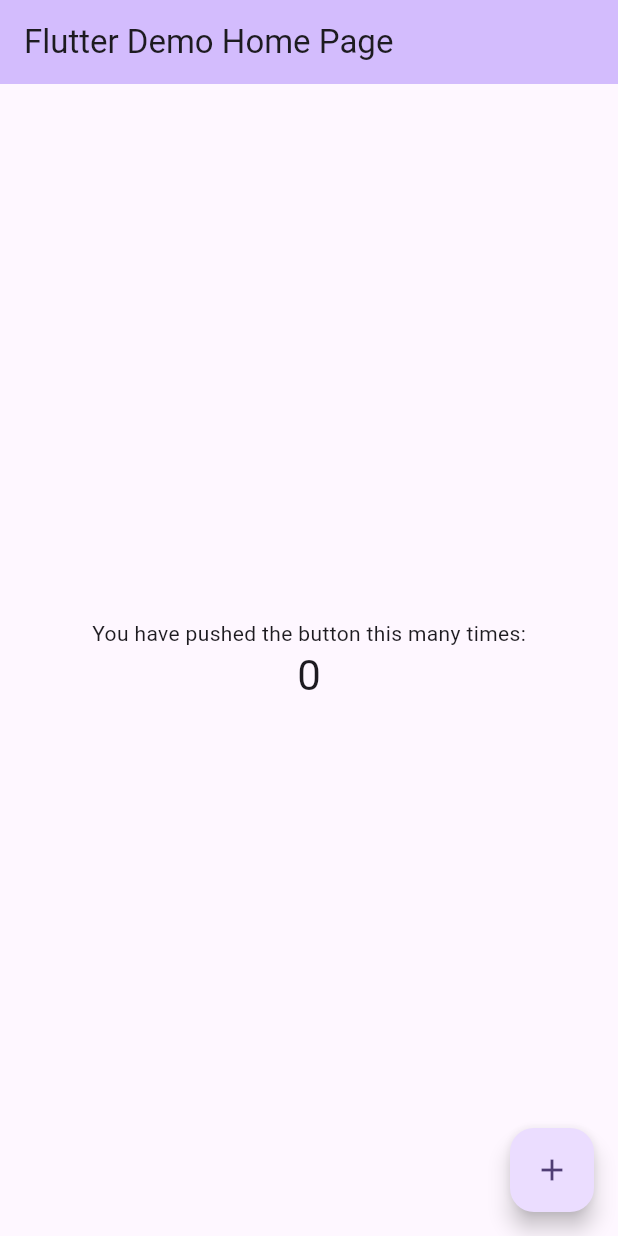
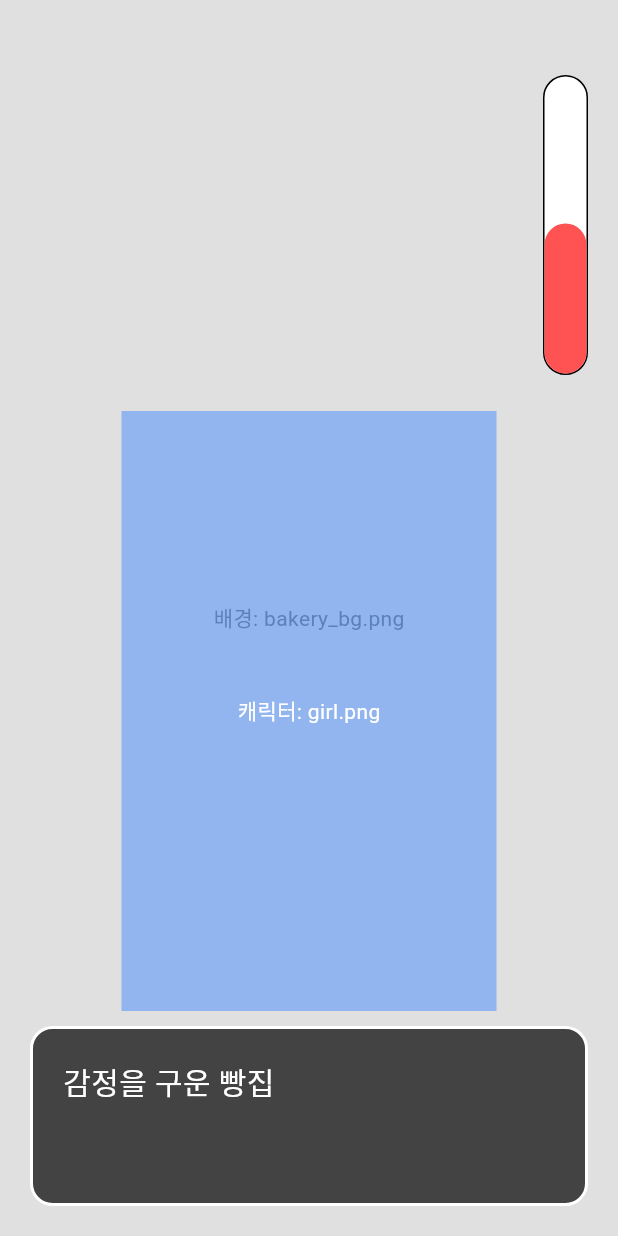
Before and after one commit to kanjunwon/emotional_bakery, a Flutter app: the screen it shows after launch, on a phone screen of 412 x 824 dp. Run offline on Flutter 3.47's test engine with Material 3 defaults, Android fonts, the light colour scheme and no system bars; Roboto replaces fonts that are missing (NanumGothic).

Commit message:
감정을 굽는 빵집 프로토타입

```diff
--- a/assets/data/story.json
+++ b/assets/data/story.json
@@ -4,6 +4,19 @@
     "text": "감정을 구운 빵집",
     "background": "bakery_bg.png",
     "character": "girl.png",
-    "next_id": "choice_1"
+    "next_id": "scene_01"
+  },
+  {
+    "id": "scene_01",
+    "text": "어느 날, 감정을 굽는 빵집에 한 소녀가 찾아왔어요. 빵집 주인이 말했죠.",
+    "background": "bakery_bg.png",
+    "character": "girl.png",
+    "next_id": "scene_02"
+  },
+  {
+    "id": "scene_02",
+    "text": "여긴 감정을 굽는 빵집이란다. 씨발련아, 빵 냄새 좋지?",
+    "background": "bakery_bg.png",
+    "character": "girl_smile.png"
   }
 ]
--- /dev/null
+++ b/devtools_options.yaml
@@ -0,0 +1,3 @@
+description: This file stores settings for Dart & Flutter DevTools.
+documentation: https://docs.flutter.dev/tools/devtools/extensions#configure-extension-enablement-states
+extensions:
--- a/lib/main.dart
+++ b/lib/main.dart
@@ -1,64 +1,161 @@
+// lib/main.dart
+
 import 'package:flutter/material.dart';
+import 'package:emotional_bakery/models/scene_model.dart';
+import 'package:emotional_bakery/services/story_loader.dart';
 
 void main() {
-  runApp(const MyApp());
+  runApp(const EmotionalBakery());
 }
 
-class MyApp extends StatelessWidget {
-  const MyApp({super.key});
+class EmotionalBakery extends StatelessWidget {
+  const EmotionalBakery({super.key});
 
-  // This widget is the root of your application.
   @override
   Widget build(BuildContext context) {
     return MaterialApp(
-      title: 'Flutter Demo',
-      theme: ThemeData(colorScheme: .fromSeed(seedColor: Colors.deepPurple)),
-      home: const MyHomePage(title: 'Flutter Demo Home Page'),
+      debugShowCheckedModeBanner: false, // 디버그 배너 제거
+      theme: ThemeData(fontFamily: 'NanumGothic'),
+      home: const GameScreen(),
     );
   }
 }
 
-class MyHomePage extends StatefulWidget {
-  const MyHomePage({super.key, required this.title});
-
-  final String title;
+class GameScreen extends StatefulWidget {
+  const GameScreen({super.key});
 
   @override
-  State<MyHomePage> createState() => _MyHomePageState();
+  State<GameScreen> createState() => _GameScreenState();
 }
 
-class _MyHomePageState extends State<MyHomePage> {
-  int _counter = 0;
+class _GameScreenState extends State<GameScreen> {
+  late Future<List<Scene>> _storyFuture;
+  int _currentSceneIndex = 0; // 현재 몇 번째 장면인지 관리하는 변수
 
-  void _incrementCounter() {
+  @override
+  void initState() {
+    super.initState();
+    _storyFuture = StoryLoader.loadStory();
+  }
+
+  // 화면 아무 데나 터치했을 때 다음 장면으로 넘어가는 함수
+  void _nextScene(List<Scene> scenes) {
     setState(() {
-      _counter++;
+      if (_currentSceneIndex < scenes.length - 1) {
+        _currentSceneIndex++;
+      } else {
+        // 마지막 장면이면? (나중에 엔딩 처리)
+        print("챕터 끝!");
+      }
     });
   }
 
   @override
   Widget build(BuildContext context) {
     return Scaffold(
-      appBar: AppBar(
-        backgroundColor: Theme.of(context).colorScheme.inversePrimary,
-        title: Text(widget.title),
-      ),
-      body: Center(
-        child: Column(
-          mainAxisAlignment: .center,
-          children: [
-            const Text('You have pushed the button this many times:'),
-            Text(
-              '$_counter',
-              style: Theme.of(context).textTheme.headlineMedium,
-            ),
-          ],
-        ),
-      ),
-      floatingActionButton: FloatingActionButton(
-        onPressed: _incrementCounter,
-        tooltip: 'Increment',
-        child: const Icon(Icons.add),
+      body: FutureBuilder<List<Scene>>(
+        future: _storyFuture,
+        builder: (context, snapshot) {
+          if (snapshot.connectionState == ConnectionState.waiting) {
+            return const Center(child: CircularProgressIndicator());
+          } else if (snapshot.hasError) {
+            return Center(child: Text("에러 시발 : ${snapshot.error}")); // 에러 처리
+          } else {
+            final scenes = snapshot.data!;
+            final currentScene = scenes[_currentSceneIndex];
+
+            // GestureDetector로 감싸서 터치 인식하게 만듦
+            return GestureDetector(
+              onTap: () => _nextScene(scenes), // 터치하면 다음 장면
+              child: Stack(
+                // 레이어를 겹겹이 쌓는 Stack 위젯
+                fit: StackFit.expand, // 화면 꽉 채우기
+                children: [
+                  // 1층: 배경 레이어 (나중에 이미지로 교체)
+                  Container(
+                    color: Colors.grey[300],
+                    child: Center(
+                      child: Text(
+                        "배경: ${currentScene.background}",
+                        style: TextStyle(color: Colors.grey[600]),
+                      ),
+                    ),
+                  ),
+
+                  // 2층: 캐릭터 레이어 (나중에 투명 PNG로 교체)
+                  Positioned(
+                    bottom: 150, // 대사창 위에 살짝 걸치게
+                    left: 0,
+                    right: 0,
+                    child: Center(
+                      child: Container(
+                        width: 250,
+                        height: 400,
+                        color: Colors.blueAccent.withOpacity(0.5), // 반투명 파란색
+                        child: Center(
+                          child: Text(
+                            "캐릭터: ${currentScene.character}",
+                            style: TextStyle(color: Colors.white),
+                          ),
+                        ),
+                      ),
+                    ),
+                  ),
+
+                  // 3층: 감정 온도계 UI (임시)
+                  Positioned(
+                    top: 50,
+                    right: 20,
+                    child: Container(
+                      width: 30,
+                      height: 200,
+                      decoration: BoxDecoration(
+                        color: Colors.white,
+                        border: Border.all(color: Colors.black),
+                        borderRadius: BorderRadius.circular(15),
+                      ),
+                      child: Align(
+                        alignment: Alignment.bottomCenter,
+                        child: Container(
+                          width: 30,
+                          height: 100, // 높이를 변수로 변경 예정
+                          decoration: BoxDecoration(
+                            color: Colors.redAccent,
+                            borderRadius: BorderRadius.circular(15),
+                          ),
+                        ),
+                      ),
+                    ),
+                  ),
+
+                  // 4층: 대사창 레이어
+                  Positioned(
+                    bottom: 20,
+                    left: 20,
+                    right: 20,
+                    child: Container(
+                      height: 120,
+                      padding: const EdgeInsets.all(20),
+                      decoration: BoxDecoration(
+                        color: Colors.black.withOpacity(0.7), // 반투명 검은색
+                        borderRadius: BorderRadius.circular(15),
+                        border: Border.all(color: Colors.white, width: 2),
+                      ),
+                      child: Text(
+                        currentScene.text,
+                        style: const TextStyle(
+                          color: Colors.white,
+                          fontSize: 20,
+                          height: 1.5,
+                        ),
+                      ),
+                    ),
+                  ),
+                ],
+              ),
+            );
+          }
+        },
       ),
     );
   }
--- /dev/null
+++ b/lib/models/scene_model.dart
@@ -0,0 +1,53 @@
+// lib/models/scene_model.dart
+
+class Scene {
+  final String id;
+  final String text;
+  final String background;
+  final String character;
+  final String? nextId; // 다음 장면 ID (없을 수도 있음)
+  final List<Choice>? choices; // 선택지 리스트 (없을 수도 있음)
+
+  Scene({
+    required this.id,
+    required this.text,
+    required this.background,
+    required this.character,
+    this.nextId,
+    this.choices,
+  });
+
+  // JSON 데이터를 객체로 변환하는 팩토리 메서드
+  factory Scene.fromJson(Map<String, dynamic> json) {
+    return Scene(
+      id: json['id'],
+      text: json['text'],
+      background: json['background'],
+      character: json['character'],
+      nextId: json['next_id'],
+      choices: json['choices'] != null
+          ? (json['choices'] as List).map((i) => Choice.fromJson(i)).toList()
+          : null,
+    );
+  }
+}
+
+class Choice {
+  final String text;
+  final String nextId;
+  final int emotionDelta; // 감정 변화 수치
+
+  Choice({
+    required this.text,
+    required this.nextId,
+    required this.emotionDelta,
+  });
+
+  factory Choice.fromJson(Map<String, dynamic> json) {
+    return Choice(
+      text: json['text'],
+      nextId: json['next_id'],
+      emotionDelta: json['emotion_delta'] ?? 0,
+    );
+  }
+}
--- /dev/null
+++ b/lib/services/story_loader.dart
@@ -0,0 +1,19 @@
+// JSON 로더 서비스
+
+import 'dart:convert';
+import 'package:flutter/services.dart';
+import '../models/scene_model.dart';
+
+class StoryLoader {
+  // JSON 파일을 읽어서 Scene 리스트로 반환하는 함수
+  static Future<List<Scene>> loadStory() async {
+    // 1. 파일 읽기
+    final String response = await rootBundle.loadString(
+      'assets/data/story.json',
+    );
+    // 2. JSON 파싱
+    final List<dynamic> data = json.decode(response);
+    // 3. 객체 리스트로 변환
+    return data.map((json) => Scene.fromJson(json)).toList();
+  }
+}
```
Also changed, not shown: 1 other file.
